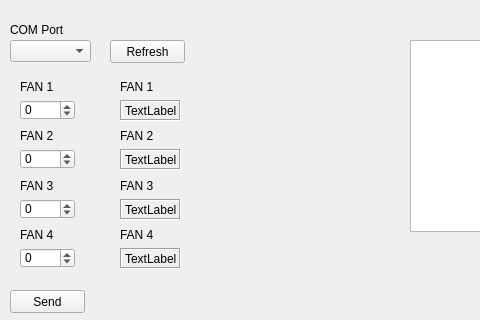
First picture: the form in MCUInterface/mainwindow.ui, repository LimaBR/MCUInterface, before the edit; both pictures show x 0 to 480 and y 0 to 320 of the 800 by 600 pixel window.
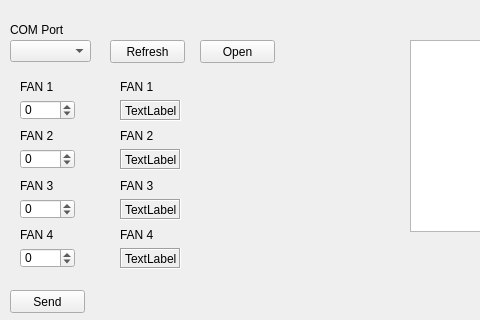
Second picture: the form after the edit.

Commit message: Sending and receiving data

```diff
--- a/MCUInterface/mainwindow.ui
+++ b/MCUInterface/mainwindow.ui
@@ -385,6 +385,19 @@
      </rect>
     </property>
    </widget>
+   <widget class="QPushButton" name="openButton">
+    <property name="geometry">
+     <rect>
+      <x>200</x>
+      <y>40</y>
+      <width>75</width>
+      <height>23</height>
+     </rect>
+    </property>
+    <property name="text">
+     <string>Open</string>
+    </property>
+   </widget>
   </widget>
   <widget class="QMenuBar" name="menubar">
    <property name="geometry">
```
The commit also changes 2 other files.
